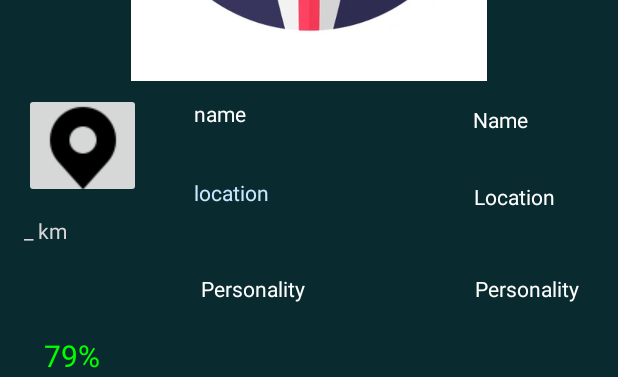
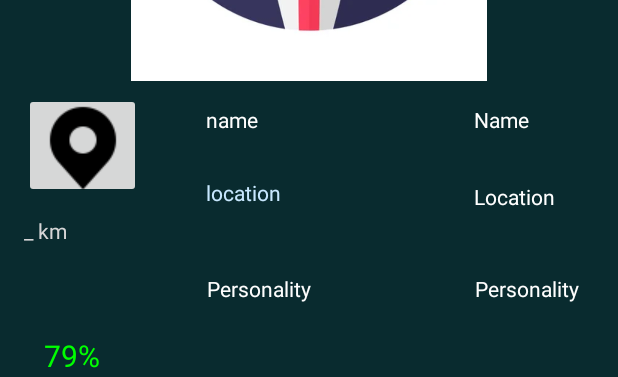
Before and after one commit to Txy822/Personality-based-Dating-App, an Android app: the layout fragment_finder.xml on its own in the app's theme, with its tools: preview values and no code run, on a phone screen of 412 x 824 dp. Shown: the part 368-745 px from the top of the screen. Run offline under Robolectric (Android 15) with nearby library versions, the phone set to English and light mode, and no system bars.

Commit message:
Finder Ui updated

```diff
--- a/app/src/main/res/layout/fragment_finder.xml
+++ b/app/src/main/res/layout/fragment_finder.xml
@@ -46,17 +46,17 @@
                     android:id="@+id/tv_user_name_id"
                     android:layout_width="152dp"
                     android:layout_height="30dp"
-                    android:layout_marginTop="12dp"
+                    android:layout_marginTop="16dp"
                     android:ems="10"
-                    tools:text="name"
                     android:shadowColor="@color/purple_700"
                     android:textColor="@color/white"
                     android:textColorHint="@color/white"
                     app:layout_constraintEnd_toStartOf="@+id/tv_location_label_id"
-                    app:layout_constraintHorizontal_bias="0.507"
+                    app:layout_constraintHorizontal_bias="0.623"
                     app:layout_constraintStart_toEndOf="@+id/imageButton5"
                     app:layout_constraintTop_toBottomOf="@+id/imageView"
-                    tools:ignore="MissingConstraints" />
+                    tools:ignore="MissingConstraints"
+                    tools:text="name" />
 
                 <TextView
                     android:id="@+id/tv_user_location_id"
@@ -64,13 +64,13 @@
                     android:layout_height="30dp"
                     android:layout_marginTop="364dp"
                     android:layout_marginBottom="34dp"
-                    tools:text ="location"
                     android:textColor="@color/colorAccent"
                     app:layout_constraintBottom_toTopOf="@+id/tv_personality_type_id"
                     app:layout_constraintEnd_toStartOf="@+id/tv_location_label_id"
-                    app:layout_constraintHorizontal_bias="0.311"
+                    app:layout_constraintHorizontal_bias="0.442"
                     app:layout_constraintStart_toEndOf="@+id/distanceView"
-                    app:layout_constraintTop_toTopOf="parent" />
+                    app:layout_constraintTop_toTopOf="parent"
+                    tools:text="location" />
 
                 <TextView
                     android:id="@+id/summaryX"
@@ -177,13 +177,13 @@
                     android:layout_width="152dp"
                     android:layout_height="30dp"
                     android:layout_marginBottom="142dp"
-                    tools:text = "Personality"
                     android:textColor="@color/white"
                     app:layout_constraintBottom_toTopOf="@+id/chat_btn_id"
                     app:layout_constraintEnd_toStartOf="@+id/tv_personality_lable_id"
-                    app:layout_constraintHorizontal_bias="0.444"
+                    app:layout_constraintHorizontal_bias="0.509"
                     app:layout_constraintStart_toEndOf="@+id/distanceView"
-                    app:layout_constraintTop_toBottomOf="@+id/tv_user_location_id" />
+                    app:layout_constraintTop_toBottomOf="@+id/tv_user_location_id"
+                    tools:text="Personality" />
 
                 <TextView
                     android:id="@+id/iv_age_id"
```
